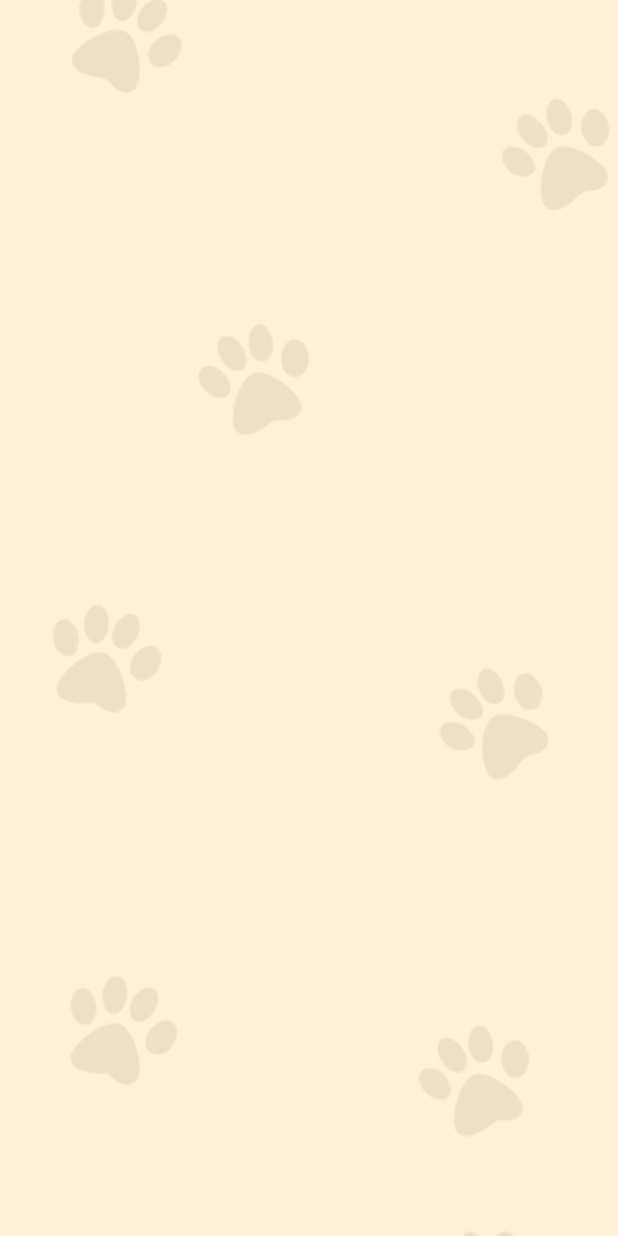
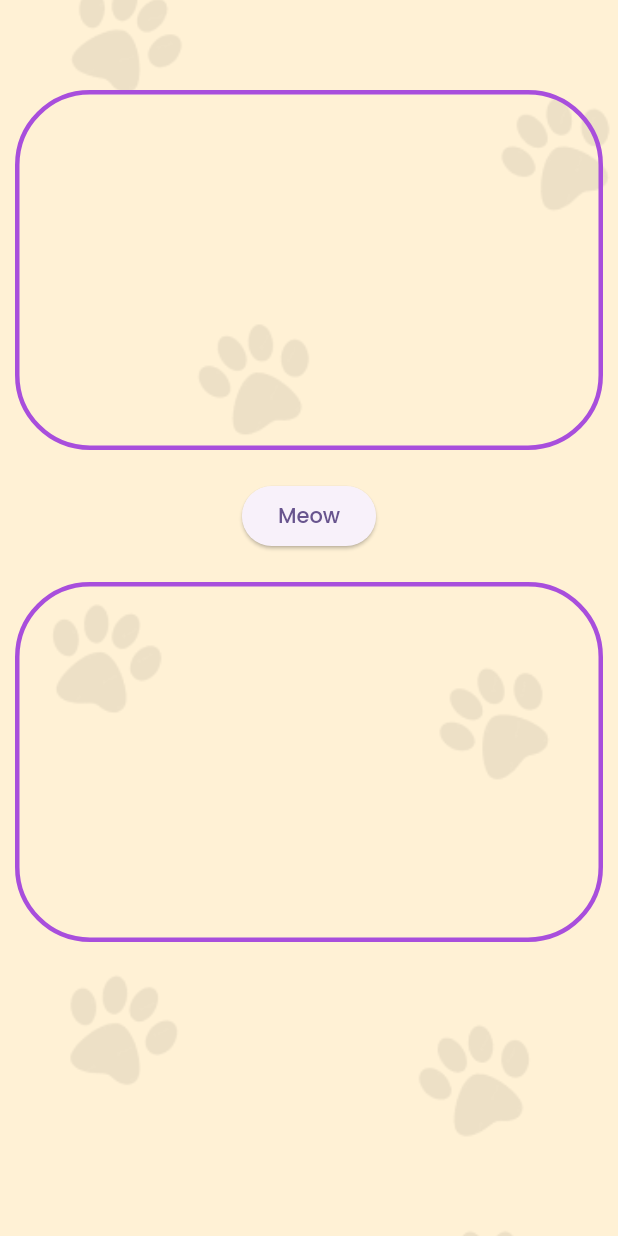
Before and after one commit to nikhil-RGB/nuko-cipher, a Flutter app: the home screen opened directly, on a phone screen of 412 x 824 dp. Run offline on Flutter 3.47's test engine with Material 2 defaults, Android fonts, the light colour scheme and no system bars; our stand-ins replace google_fonts.

Commit message:
💄Improve Cipher Page

```diff
--- a/lib/main.dart
+++ b/lib/main.dart
@@ -16,6 +16,7 @@
       title: 'Flutter Demo',
       theme: ThemeData(
         colorScheme: ColorScheme.fromSeed(seedColor: Colors.deepPurple),
+        textTheme: GoogleFonts.poppinsTextTheme(Theme.of(context).textTheme),
         useMaterial3: true,
       ),
       home: const Welcome(),
--- a/lib/pages/home.dart
+++ b/lib/pages/home.dart
@@ -6,6 +6,9 @@
 }
 
 class _homeState extends State<home> {
+  TextEditingController _input = TextEditingController();
+  TextEditingController _output = TextEditingController();
+
   @override
   Widget build(BuildContext context) {
     return Container(
@@ -14,8 +17,76 @@
           image: DecorationImage(
               image: AssetImage("assets/images/background.png"),
               fit: BoxFit.cover)),
-      child: Scaffold(
-        backgroundColor: Colors.transparent,
+      child: Center(
+        child: Scaffold(
+          resizeToAvoidBottomInset: false,
+          backgroundColor: Colors.transparent,
+          body: Padding(
+            padding: const EdgeInsets.only(
+              left: 10.0,
+              right: 10.0,
+            ),
+            child: Column(
+              crossAxisAlignment: CrossAxisAlignment.center,
+              children: [
+                const SizedBox(
+                  height: 60,
+                ),
+                TextField(
+                  controller: _input,
+                  maxLines: 8,
+                  keyboardType: TextInputType.multiline,
+                  decoration: InputDecoration(
+                    contentPadding: EdgeInsets.all(40.0),
+                    focusedBorder: OutlineInputBorder(
+                      borderSide: BorderSide(
+                        width: 5, //<-- SEE HERE
+                        color: Color.fromARGB(255, 168, 78, 220),
+                      ),
+                      borderRadius: BorderRadius.circular(50.0),
+                    ),
+                    enabledBorder: OutlineInputBorder(
+                      borderSide: BorderSide(
+                        width: 3, //<-- SEE HERE
+                        color: Color.fromARGB(255, 168, 78, 220),
+                      ),
+                      borderRadius: BorderRadius.circular(50.0),
+                    ),
+                  ),
+                ),
+                SizedBox(
+                  height: 20,
+                ),
+                ElevatedButton(onPressed: () {}, child: Text("Meow")),
+                SizedBox(
+                  height: 20,
+                ),
+                TextField(
+                  controller: _output,
+                  maxLines: 8,
+                  keyboardType: TextInputType.multiline,
+                  decoration: InputDecoration(
+                    contentPadding: EdgeInsets.all(40.0),
+                    focusedBorder: OutlineInputBorder(
+                      borderSide: BorderSide(
+                        width: 5, //<-- SEE HERE
+                        color: Color.fromARGB(255, 168, 78, 220),
+                      ),
+                      borderRadius: BorderRadius.circular(50.0),
+                    ),
+                    enabledBorder: OutlineInputBorder(
+                      borderSide: BorderSide(
+                        width: 3, //<-- SEE HERE
+                        color: Color.fromARGB(255, 168, 78, 220),
+                      ),
+                      borderRadius: BorderRadius.circular(50.0),
+                    ),
+                  ),
+                ),
+              ],
+            ),
+          ),
+        ),
       ),
     );
   }
--- a/pubspec.yaml
+++ b/pubspec.yaml
@@ -63,6 +63,7 @@
   assets:
     - assets/
     - assets/images/
+    - google_fonts/
   #   - images/a_dot_ham.jpeg
 
   # An image asset can refer to one or more resolution-specific "variants", see
```
Also changed, not shown: google_fonts/OFL.txt (added, +93 -0 lines), 1 other file.
